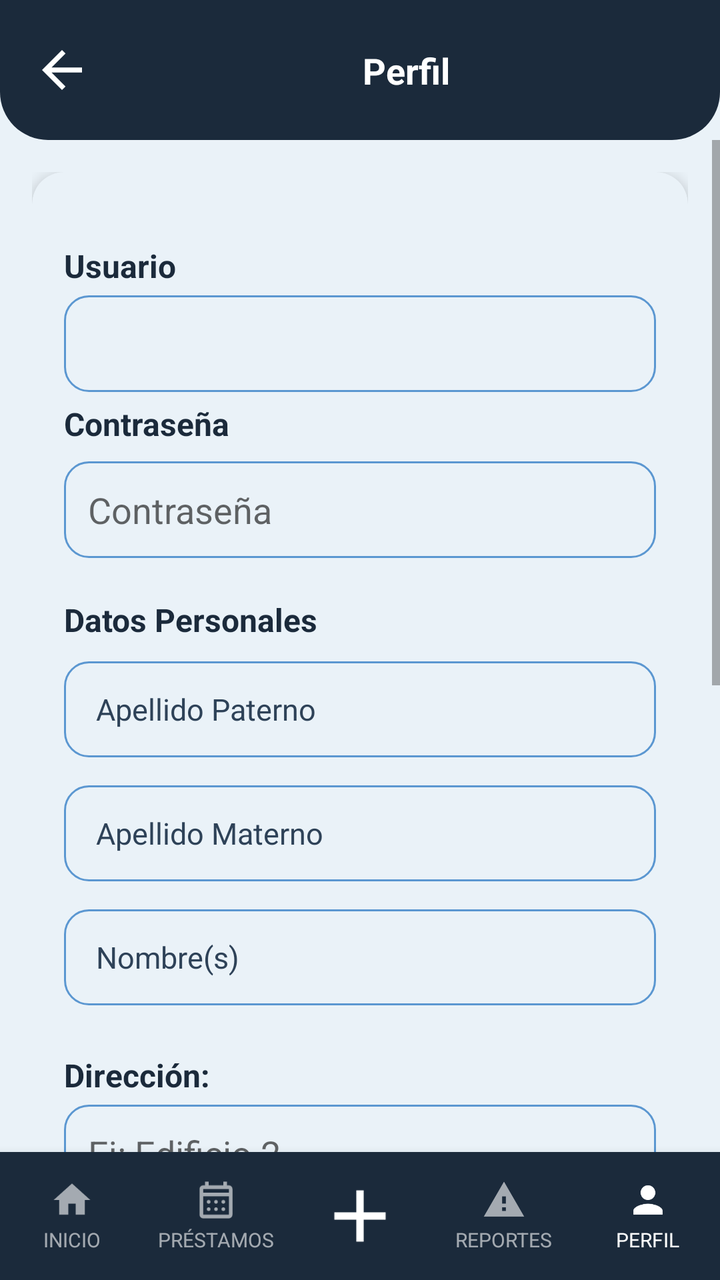
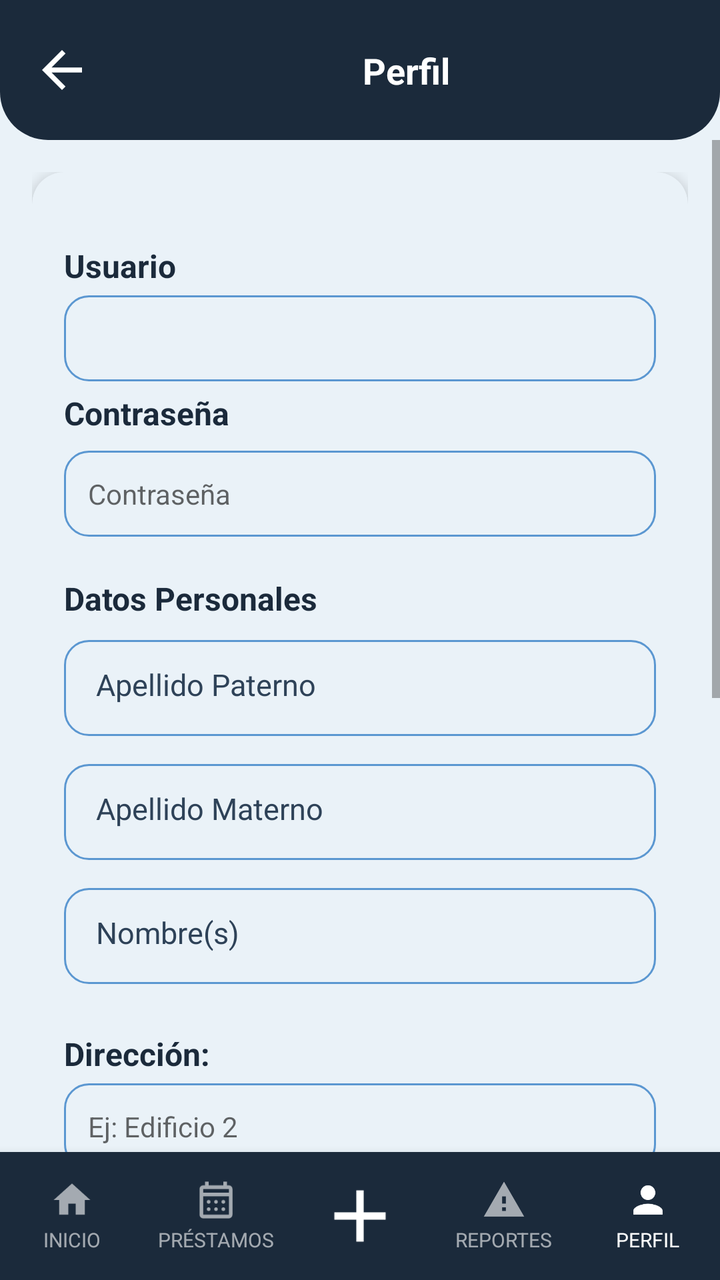

An Android layout rendered at two revisions. The XML below is the earlier revision; the diff shows what the commit changed to produce the second picture.
<!-- AndroidManifest.xml: application theme Theme.YipShare -->
<!-- res/layout/activity_perfil.xml -->
<?xml version="1.0" encoding="utf-8"?>
<androidx.constraintlayout.widget.ConstraintLayout
    xmlns:android="http://schemas.android.com/apk/res/android"
    xmlns:app="http://schemas.android.com/apk/res-auto"
    xmlns:tools="http://schemas.android.com/tools"
    android:id="@+id/main"
    android:layout_width="match_parent"
    android:layout_height="match_parent"
    android:background="@color/fondo_pantalla">

    <View
        android:id="@+id/bg_header"
        android:layout_width="0dp"
        android:layout_height="0dp"
        android:background="@drawable/bg_header"
        app:layout_constraintTop_toTopOf="parent"
        app:layout_constraintStart_toStartOf="parent"
        app:layout_constraintEnd_toEndOf="parent"
        app:layout_constraintBottom_toBottomOf="@id/guideline_header" />

    <androidx.constraintlayout.widget.Guideline
        android:id="@+id/guideline_header"
        android:layout_width="wrap_content"
        android:layout_height="wrap_content"
        android:orientation="horizontal"
        app:layout_constraintGuide_begin="70dp" />

    <ImageView
        android:id="@+id/btn_regresar"
        android:layout_width="30dp"
        android:layout_height="30dp"
        android:src="@drawable/ic_arrow_back"
        app:tint="@android:color/white"
        android:contentDescription="Regresar"
        android:clickable="true"
        android:focusable="true"
        android:background="?attr/selectableItemBackgroundBorderless"
        android:layout_marginStart="16dp"
        app:layout_constraintTop_toTopOf="@id/bg_header"
        app:layout_constraintBottom_toBottomOf="@id/bg_header"
        app:layout_constraintStart_toStartOf="parent" />

    <TextView
        android:id="@+id/tv_titulo_pantalla"
        android:layout_width="0dp"
        android:layout_height="wrap_content"
        android:text="Perfil"
        android:textAlignment="center"
        android:textColor="@android:color/white"
        android:textStyle="bold"
        android:textSize="18sp"
        android:gravity="center"
        app:layout_constraintTop_toTopOf="@id/bg_header"
        app:layout_constraintBottom_toBottomOf="@id/guideline_header"
        app:layout_constraintVertical_chainStyle="packed"
        app:layout_constraintStart_toEndOf="@id/btn_regresar"
        app:layout_constraintEnd_toEndOf="parent" />


    <ScrollView
        android:layout_width="0dp"
        android:layout_height="0dp"
        app:layout_constraintTop_toBottomOf="@id/guideline_header"
        app:layout_constraintStart_toStartOf="parent"
        app:layout_constraintEnd_toEndOf="parent"
        app:layout_constraintBottom_toTopOf="@id/bottom_nav">

        <androidx.constraintlayout.widget.ConstraintLayout
            android:layout_width="match_parent"
            android:layout_height="wrap_content"
            android:padding="16dp">

            <androidx.cardview.widget.CardView
                android:id="@+id/card_perfil"
                android:layout_width="0dp"
                android:layout_height="wrap_content"
                app:cardCornerRadius="16dp"
                app:cardElevation="4dp"
                app:cardBackgroundColor="@color/color_tarjeta"
                app:layout_constraintTop_toTopOf="parent"
                app:layout_constraintStart_toStartOf="parent"
                app:layout_constraintEnd_toEndOf="parent">

                <LinearLayout
                    android:layout_width="match_parent"
                    android:layout_height="wrap_content"
                    android:orientation="vertical"
                    android:padding="16dp">
                    <LinearLayout
                        android:id="@+id/layoutPagoMes"
                        android:layout_width="match_parent"
                        android:layout_height="wrap_content"
                        android:orientation="vertical"
                        android:visibility="gone">

                        <TextView
                            style="@style/TextTitle"
                            android:layout_width="match_parent"
                            android:layout_height="wrap_content"
                            android:text="Pago del mes: "
                            android:textSize="16sp"
                            android:layout_marginBottom="8dp" />

                        <CheckBox
                            android:id="@+id/cbPagoMes"
                            android:layout_width="wrap_content"
                            android:layout_height="wrap_content"
                            android:text="Sí, pagó este mes" />


                    </LinearLayout>
                    <TextView
                        style="@style/TextTitle"
                        android:layout_width="wrap_content"
                        android:layout_height="wrap_content"
                        android:layout_marginTop="20dp"
                        android:textSize="16sp"
                        android:text="Usuario" />

                    <EditText
                        android:id="@+id/et_correo_electronico"
                        android:layout_width="match_parent"
                        android:layout_height="wrap_content"
                        android:layout_marginTop="4dp"
                        android:background="@drawable/bg_input"
                        android:padding="12dp"
                        android:inputType="textNoSuggestions"
                        />

                    <TextView
                        style="@style/TextTitle"
                        android:layout_width="wrap_content"
                        android:layout_height="wrap_content"
                        android:layout_marginTop="5dp"
                        android:textSize="16sp"
                        android:text="Contraseña"
                        />

                    <EditText
                        android:id="@+id/et_contrasena"
                        android:layout_width="match_parent"
                        android:layout_height="wrap_content"
                        android:layout_marginTop="8dp"
                        android:background="@drawable/bg_input"
                        android:padding="12dp"
                        android:inputType="textPassword"
                        android:hint="Contraseña"
                        android:maxLines="1"
                        android:layout_marginBottom="10dp"/>

                    <TextView
                        android:id="@+id/datos_personales"
                        style="@style/TextTitle"
                        android:layout_width="match_parent"
                        android:layout_height="wrap_content"
                        android:text="Datos Personales"
                        android:textSize="16sp"
                        android:textStyle="bold"
                        android:layout_marginTop="10dp"
                        android:layout_marginBottom="10dp"
                        />
                    <EditText
                        android:id="@+id/apellido_paterno"
                        style="@style/InputBrand"
                        android:hint="Apellido Paterno"
                        android:inputType="textPersonName"
                        android:background="@drawable/bg_input"
                        android:minHeight="48dp"
                        android:layout_marginBottom="14dp" />

                    <EditText
                        android:id="@+id/apellido_materno"
                        style="@style/InputBrand"
                        android:hint="Apellido Materno"
                        android:inputType="textPersonName"
                        android:background="@drawable/bg_input"
                        android:minHeight="48dp"
                        android:layout_marginBottom="14dp" />

                    <EditText
                        android:id="@+id/nombres"
                        style="@style/InputBrand"
                        android:hint="Nombre(s)"
                        android:inputType="textPersonName"
                        android:background="@drawable/bg_input"
                        android:minHeight="48dp"
                        android:layout_marginBottom="14dp" />


                    <TextView
                        style="@style/TextTitle"
                        android:layout_width="wrap_content"
                        android:layout_height="wrap_content"
                        android:textSize="16sp"
                        android:layout_marginTop="10dp"
                        android:text="Dirección:" />

                    <EditText
                        android:id="@+id/et_direccion_edificio"
                        android:layout_width="match_parent"
                        android:layout_height="wrap_content"
                        android:layout_marginTop="4dp"
                        android:background="@drawable/bg_input"
                        android:padding="12dp"
                        android:inputType="textPostalAddress"
                        android:maxLines="1"
                        android:hint="Ej: Edificio 2" />
                    <EditText
                        android:id="@+id/et_direccion_departamento"
                        android:layout_width="match_parent"
                        android:layout_height="wrap_content"
                        android:layout_marginTop="8dp"
                        android:background="@drawable/bg_input"
                        android:padding="12dp"
                        android:inputType="textPostalAddress"
                        android:maxLines="1"
                        android:hint="Ej: Departamento: 14" />
                    <TextView
                        style="@style/TextTitle"
                        android:layout_width="wrap_content"
                        android:layout_height="wrap_content"
                        android:layout_marginTop="14dp"
                        android:textSize="14sp"
                        android:text="Identificación Oficial" />

                    <LinearLayout
                        android:layout_width="match_parent"
                        android:layout_height="wrap_content"
                        android:layout_marginTop="6dp"
                        android:orientation="horizontal"
                        android:gravity="center_vertical">

                        <Button
                            android:id="@+id/btn_adjuntar_identificacion"
                            style="@style/ButtonSecundary"
                            android:layout_width="wrap_content"
                            android:layout_height="wrap_content"
                            android:text="Adjuntar PDF" />

                        <TextView
                            android:id="@+id/tv_archivo_identificacion"
                            style="@style/TextBody"
                            android:layout_width="0dp"
                            android:layout_height="wrap_content"
                            android:layout_weight="1"
                            android:layout_marginStart="10dp"
                            android:maxLines="1"
                            android:ellipsize="middle"
                            android:text="Ningún archivo seleccionado" />
                    </LinearLayout>

                    <TextView
                        style="@style/TextTitle"
                        android:layout_width="wrap_content"
                        android:layout_height="wrap_content"
                        android:textSize="18sp"
                        android:layout_marginTop="10dp"
                        android:text="Mi Calificación" />

                    <LinearLayout
                        android:layout_width="wrap_content"
                        android:layout_height="wrap_content"
                        android:orientation="horizontal"
                        android:gravity="center_vertical"
                        android:layout_marginTop="8dp">

                        <RatingBar
                            android:id="@+id/rb_mi_calificacion"
                            style="@style/Widget.AppCompat.RatingBar"
                            android:layout_width="wrap_content"
                            android:layout_height="wrap_content"
                            android:numStars="5"
                            android:stepSize="0.5"
                            android:isIndicator="true"
                            android:progressTint="@color/azul_yipshare"
                            tools:rating="4" />

                        <TextView
                            android:id="@+id/tv_calificacion_numero"
                            style="@style/TextBody"
                            android:layout_width="wrap_content"
                            android:layout_height="wrap_content"
                            android:layout_marginStart="8dp"
                            android:textStyle="bold"
                            android:text="4.0" />

                    </LinearLayout>

                    <Button
                        android:id="@+id/btn_actualizar_datos"
                        style="@style/ButtonPrimary"
                        android:layout_width="match_parent"
                        android:layout_height="52dp"
                        android:layout_marginTop="20dp"
                        android:text="Actualizar Datos" />

                    <Button
                        android:id="@+id/btn_eliminar_cuenta"
                        style="@style/ButtonSecundary"
                        android:layout_width="match_parent"
                        android:layout_height="52dp"
                        android:layout_marginTop="10dp"
                        android:text="Eliminar Cuenta" />
                    <Button
                        android:id="@+id/btn_sacar_habitante"
                        style="@style/ButtonPrimary"
                        android:layout_width="match_parent"
                        android:layout_height="48dp"
                        android:layout_marginTop="10dp"
                        android:text="Eliminar Habitante de Condominio"
                        android:visibility="gone" />

                </LinearLayout>

            </androidx.cardview.widget.CardView>

        </androidx.constraintlayout.widget.ConstraintLayout>

    </ScrollView>

    <LinearLayout
        android:id="@+id/bottom_nav"
        android:layout_width="0dp"
        android:layout_height="64dp"
        android:orientation="horizontal"
        android:weightSum="5"
        android:background="@color/azul_yipshare"
        android:elevation="8dp"
        app:layout_constraintBottom_toBottomOf="parent"
        app:layout_constraintStart_toStartOf="parent"
        app:layout_constraintEnd_toEndOf="parent">

        <LinearLayout
            android:id="@+id/nav_inicio"
            android:layout_width="0dp"
            android:layout_height="match_parent"
            android:layout_weight="1"
            android:orientation="vertical"
            android:gravity="center"
            android:clickable="true"
            android:focusable="true"
            android:background="?attr/selectableItemBackgroundBorderless">

            <ImageView
                android:id="@+id/imageView_inicio"
                android:layout_width="22dp"
                android:layout_height="22dp"
                android:src="@drawable/ic_house_princial"
                app:tint="#99FFFFFF"
                android:contentDescription="Inicio" />

            <TextView
                android:id="@+id/textView_inicio"
                android:layout_width="wrap_content"
                android:layout_height="wrap_content"
                android:text="INICIO"
                android:textColor="#99FFFFFF"
                android:textSize="10sp"
                android:layout_marginTop="2dp" />
        </LinearLayout>

        <LinearLayout
            android:id="@+id/nav_prestamos"
            android:layout_width="0dp"
            android:layout_height="match_parent"
            android:layout_weight="1"
            android:orientation="vertical"
            android:gravity="center"
            android:clickable="true"
            android:focusable="true"
            android:background="?attr/selectableItemBackgroundBorderless">

            <ImageView
                android:id="@+id/imageView_prestamos"
                android:layout_width="22dp"
                android:layout_height="22dp"
                android:src="@drawable/ic_calendar_month"
                app:tint="#99FFFFFF"
                android:contentDescription="Préstamos" />

            <TextView
                android:id="@+id/textView_prestamos"
                android:layout_width="wrap_content"
                android:layout_height="wrap_content"
                android:text="PRÉSTAMOS"
                android:textColor="#99FFFFFF"
                android:textSize="10sp"
                android:layout_marginTop="2dp" />
        </LinearLayout>

        <LinearLayout
            android:id="@+id/nav_agregar"
            android:layout_width="0dp"
            android:layout_height="match_parent"
            android:layout_weight="1"
            android:orientation="vertical"
            android:gravity="center"
            android:clickable="true"
            android:focusable="true"
            android:background="?attr/selectableItemBackgroundBorderless">

            <ImageView
                android:id="@+id/imageView_agregar"
                android:layout_width="44dp"
                android:layout_height="44dp"
                android:src="@drawable/ic_plus_icon"
                app:tint="@android:color/white"
                android:contentDescription="Agregar" />
        </LinearLayout>

        <LinearLayout
            android:id="@+id/nav_reportes"
            android:layout_width="0dp"
            android:layout_height="match_parent"
            android:layout_weight="1"
            android:orientation="vertical"
            android:gravity="center"
            android:clickable="true"
            android:focusable="true"
            android:background="?attr/selectableItemBackgroundBorderless">

            <ImageView
                android:id="@+id/imageView_reportes"
                android:layout_width="22dp"
                android:layout_height="22dp"
                android:src="@drawable/ic_warning"
                app:tint="#99FFFFFF"
                android:contentDescription="Reportes" />

            <TextView
                android:id="@+id/textView_reportes"
                android:layout_width="wrap_content"
                android:layout_height="wrap_content"
                android:text="REPORTES"
                android:textColor="#99FFFFFF"
                android:textSize="10sp"
                android:layout_marginTop="2dp" />
        </LinearLayout>

        <LinearLayout
            android:id="@+id/nav_perfil"
            android:layout_width="0dp"
            android:layout_height="match_parent"
            android:layout_weight="1"
            android:orientation="vertical"
            android:gravity="center"
            android:clickable="true"
            android:focusable="true"
            android:background="?attr/selectableItemBackgroundBorderless">

            <ImageView
                android:id="@+id/imageView_perfil"
                android:layout_width="22dp"
                android:layout_height="22dp"
                android:src="@drawable/ic_person"
                app:tint="@android:color/white"
                android:contentDescription="Perfil" />

            <TextView
                android:id="@+id/textView_perfil"
                android:layout_width="wrap_content"
                android:layout_height="wrap_content"
                android:text="PERFIL"
                android:textColor="@android:color/white"
                android:textSize="10sp"
                android:layout_marginTop="2dp" />
        </LinearLayout>

    </LinearLayout>

</androidx.constraintlayout.widget.ConstraintLayout>
<!-- resources referenced by this layout -->
<resources>
  <color name="azul_yipshare">#1B2A3B</color>
  <color name="color_tarjeta">#EAF2F8</color>
  <color name="fondo_pantalla">#EAF2F8</color>
  <!-- drawable bg_header (drawable) -->
  <?xml version="1.0" encoding="utf-8"?>
  <shape xmlns:android="http://schemas.android.com/apk/res/android"
      android:shape="rectangle">
      <solid android:color="@color/azul_yipshare" />
      <corners
          android:bottomLeftRadius="24dp"
          android:bottomRightRadius="24dp" />
  </shape>
  <!-- drawable ic_house_princial (drawable) -->
  <vector xmlns:android="http://schemas.android.com/apk/res/android"
      android:width="24dp"
      android:height="24dp"
      android:viewportWidth="24"
      android:viewportHeight="24">
      <path
          android:fillColor="@android:color/white"
          android:pathData="M10,20v-6h4v6h5v-8h3L12,3 2,12h3v8z"/>
  </vector>
  <!-- drawable ic_warning (drawable) -->
  <vector xmlns:android="http://schemas.android.com/apk/res/android"
      android:width="24dp"
      android:height="24dp"
      android:viewportWidth="24"
      android:viewportHeight="24">
      <path
          android:fillColor="@android:color/white"
          android:pathData="M1,21h22L12,2 1,21zM13,18h-2v-2h2v2zM13,14h-2v-4h2v4z"/>
  </vector>
  <style name="ButtonPrimary">
          <item name="android:layout_width">match_parent</item>
          <item name="android:layout_height">52dp</item>
          <item name="android:background">@drawable/bg_button_primary</item>
          <item name="android:textColor">#FFFFFF</item>
          <item name="android:textSize">16sp</item>
          <item name="android:textAllCaps">false</item>
      </style>
  <style name="ButtonSecundary">
          <item name="android:layout_width">match_parent</item>
          <item name="android:layout_height">52dp</item>
          <item name="android:background">@drawable/bg_button_secundary</item>
          <item name="android:textColor">#FFFFFF</item>
          <item name="android:textSize">16sp</item>
          <item name="android:textAllCaps">false</item>
      </style>
  <style name="InputBrand">
          <item name="android:layout_width">match_parent</item>
          <item name="android:layout_height">wrap_content</item>
          <item name="android:background">@drawable/bg_input</item>
          <item name="android:textColor">@color/texto_primario</item>
          <item name="android:textColorHint">@color/texto_hint</item>
          <item name="android:textSize">15sp</item>
      </style>
  <style name="TextBody">
          <item name="android:textColor">@color/texto_secundario</item>
          <item name="android:textSize">14sp</item>
      </style>
  <style name="TextTitle">
          <item name="android:textColor">@color/azul_yipshare</item>
          <item name="android:textSize">18sp</item>
          <item name="android:textStyle">bold</item>
      </style>
  <style name="Theme.YipShare" parent="Theme.AppCompat.DayNight.NoActionBar">
          <item name="android:windowBackground">@color/fondo_pantalla</item>
      </style>
  <color name="input_fondo">#EAF2F8</color>
  <color name="input_stroke">#5B97D1</color>
  <!-- drawable bg_button_primary (drawable) -->
  <?xml version="1.0" encoding="utf-8"?>
  <shape xmlns:android="http://schemas.android.com/apk/res/android"
      android:shape="rectangle">
      <solid android:color="@color/azul_yipshare" />
      <corners android:radius="12dp" />
  </shape>
  <!-- drawable bg_button_secundary (drawable) -->
  <?xml version="1.0" encoding="utf-8"?>
  <shape xmlns:android="http://schemas.android.com/apk/res/android"
      android:shape="rectangle">
      <solid android:color="@color/input_stroke" />
      <corners android:radius="12dp" />
  </shape>
  <color name="texto_primario">#0D1622</color>
  <color name="texto_hint">#2E4258</color>
  <color name="texto_secundario">#2E4258</color>
  <!-- unchanged entries left out for length: 5 -->
</resources>

<!-- the commit's change to res/layout/activity_perfil.xml (unified diff, before → after) -->
@@ -117,7 +117,7 @@
                         android:textSize="16sp"
                         android:text="Usuario" />
 
-                    <EditText
+                    <TextView
                         android:id="@+id/et_correo_electronico"
                         android:layout_width="match_parent"
                         android:layout_height="wrap_content"
@@ -136,7 +136,7 @@
                         android:text="Contraseña"
                         />
 
-                    <EditText
+                    <TextView
                         android:id="@+id/et_contrasena"
                         android:layout_width="match_parent"
                         android:layout_height="wrap_content"
@@ -159,7 +159,7 @@
                         android:layout_marginTop="10dp"
                         android:layout_marginBottom="10dp"
                         />
-                    <EditText
+                    <TextView
                         android:id="@+id/apellido_paterno"
                         style="@style/InputBrand"
                         android:hint="Apellido Paterno"
@@ -168,7 +168,7 @@
                         android:minHeight="48dp"
                         android:layout_marginBottom="14dp" />
 
-                    <EditText
+                    <TextView
                         android:id="@+id/apellido_materno"
                         style="@style/InputBrand"
                         android:hint="Apellido Materno"
@@ -177,7 +177,7 @@
                         android:minHeight="48dp"
                         android:layout_marginBottom="14dp" />
 
-                    <EditText
+                    <TextView
                         android:id="@+id/nombres"
                         style="@style/InputBrand"
                         android:hint="Nombre(s)"
@@ -195,7 +195,7 @@
                         android:layout_marginTop="10dp"
                         android:text="Dirección:" />
 
-                    <EditText
+                    <TextView
                         android:id="@+id/et_direccion_edificio"
                         android:layout_width="match_parent"
                         android:layout_height="wrap_content"
@@ -205,7 +205,7 @@
                         android:inputType="textPostalAddress"
                         android:maxLines="1"
                         android:hint="Ej: Edificio 2" />
-                    <EditText
+                    <TextView
                         android:id="@+id/et_direccion_departamento"
                         android:layout_width="match_parent"
                         android:layout_height="wrap_content"
